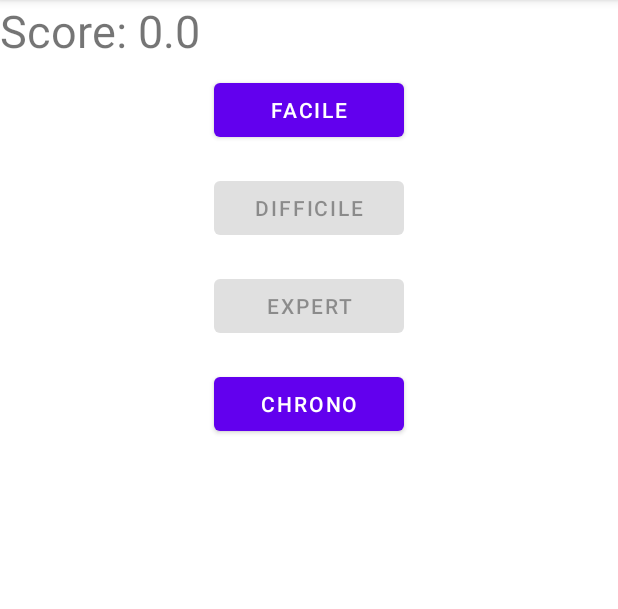
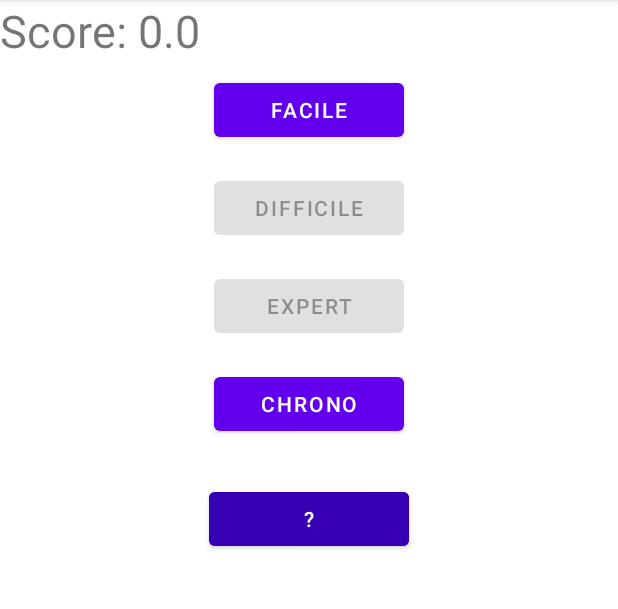
Before and after one commit to NinoLS/projet_color_memory, an Android app: the screen it shows after launch (difficultySelector), on a phone screen of 412 x 824 dp, the part 84-693 px from its top. Run offline under Robolectric (Android 15) with nearby library versions, the phone set to English and light mode, and no system bars.

Commit message:
Add : info on modes

```diff
--- a/app/src/main/java/com/example/colormemory/difficultySelector.java
+++ b/app/src/main/java/com/example/colormemory/difficultySelector.java
@@ -5,6 +5,7 @@ import androidx.appcompat.app.AppCompatActivity;
 
 import android.app.Activity;
 import android.content.Intent;
+import android.graphics.Color;
 import android.os.Bundle;
 import android.view.View;
 import android.widget.Button;
@@ -18,6 +19,10 @@ public class difficultySelector extends AppCompatActivity {
     //
     float d_POINTS;
     TextView tv_score;
+    TextView tv_info_facile;
+    TextView tv_info_difficile;
+    TextView tv_info_expert;
+    TextView tv_info_chrono;
 
     @Override
     protected void onCreate(Bundle savedInstanceState) {
@@ -28,6 +33,13 @@ public class difficultySelector extends AppCompatActivity {
         d_POINTS = 0;  //à changer par rapport à la BDD
         tv_score = findViewById(R.id.tv_score);
         tv_score.setText("Score: " + d_POINTS);
+
+
+        tv_info_facile = findViewById(R.id.tv_info_facile);
+        tv_info_difficile = findViewById(R.id.tv_info_difficile);
+        tv_info_expert = findViewById(R.id.tv_info_expert);
+        tv_info_chrono = findViewById(R.id.tv_info_chrono);
+
 
         //boutons de difficultés
         d_BTNS_DIFF = new Button[4];
@@ -96,4 +108,22 @@ public class difficultySelector extends AppCompatActivity {
             tv_score.setText("Score: " + d_POINTS);
         }
     }
+
+    public void displayInfo(View view) {
+        if(tv_info_facile.getCurrentTextColor() == Color.BLACK)
+        {
+            tv_info_facile.setTextColor(Color.WHITE);
+            tv_info_difficile.setTextColor(Color.WHITE);
+            tv_info_expert.setTextColor(Color.WHITE);
+            tv_info_chrono.setTextColor(Color.WHITE);
+        }
+        else
+        {
+            tv_info_facile.setTextColor(Color.BLACK);
+            tv_info_difficile.setTextColor(Color.BLACK);
+            tv_info_expert.setTextColor(Color.BLACK);
+            tv_info_chrono.setTextColor(Color.BLACK);
+        }
+
+    }
 }
--- a/app/src/main/res/layout/activity_difficulty_selector.xml
+++ b/app/src/main/res/layout/activity_difficulty_selector.xml
@@ -91,6 +91,44 @@
                 android:text="@string/chrono" />
         </TableRow>
 
+        <TableRow
+            android:layout_width="match_parent"
+            android:layout_height="match_parent"
+            android:gravity="center"
+            android:layout_margin="20dp" >
+
+            <Button
+                android:id="@+id/btn_info"
+                android:layout_width="wrap_content"
+                android:layout_height="wrap_content"
+                android:text="@string/info"
+                android:backgroundTint="@color/purple_700"
+                android:onClick="displayInfo"/>
+        </TableRow>
+
+        <TextView
+            android:id="@+id/tv_info_facile"
+            android:textColor="@color/white"
+            android:layout_margin="10dp"
+            android:text="@string/info_facile" />
+        <TextView
+            android:id="@+id/tv_info_difficile"
+            android:textColor="@color/white"
+            android:layout_margin="10dp"
+            android:text="@string/info_difficile" />
+        <TextView
+            android:id="@+id/tv_info_expert"
+            android:textColor="@color/white"
+            android:layout_margin="10dp"
+            android:text="@string/info_expert" />
+        <TextView
+            android:id="@+id/tv_info_chrono"
+            android:textColor="@color/white"
+            android:layout_margin="10dp"
+            android:text="@string/info_chrono" />
+
+
     </TableLayout>
 
+
 </androidx.constraintlayout.widget.ConstraintLayout>
--- a/app/src/main/res/values/strings.xml
+++ b/app/src/main/res/values/strings.xml
@@ -12,4 +12,9 @@
     <string name="vies">Vies:</string>
     <string name="niveau">Niveau:</string>
     <string name="points">Points: 0</string>
+    <string name="info">?</string>
+    <string name="info_facile">Facile - 10 manches par niveau, séquence de 1 à 10 blocs, 2 vies.</string>
+    <string name="info_difficile">Difficile - 13 manches par niveau, séquence de 3 à 15 blocs, 2 vies.</string>
+    <string name="info_expert">Expert - 16 manches par niveau, séquence de 5 à 20 blocs, 3 vies.</string>
+    <string name="info_chrono">Chrono - Manches illimitées, séquence infinie, temps de réponse 1 secondes par bloc.</string>
 </resources>
```
